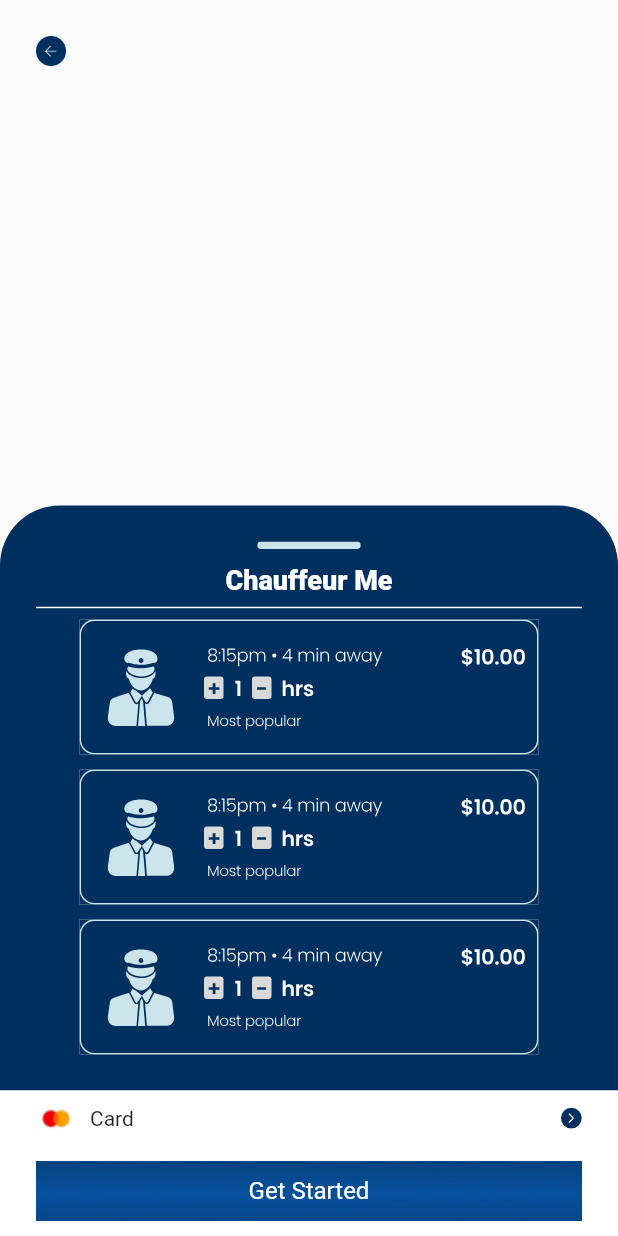
After one commit to rinkuniks/flygrs-flutter, a Flutter app: the BookingScreen screen opened by its route, on a phone screen of 412 x 824 dp. The commit adds this screen. Run offline on Flutter 3.47's test engine with Material 2 defaults, Android fonts, the light colour scheme and no system bars; our stand-ins replace flutter_svg; Roboto replaces fonts that are missing (Poppins).

Commit message:
Booking Screen Map Missing

```diff
--- a/lib/Utils/route/routeName.dart
+++ b/lib/Utils/route/routeName.dart
@@ -18,4 +18,6 @@
   static const String editProfile = "editProfile";
   static const String notification = "notification";
 
+  //Other Screens
+  static const String bookingScreen = "booking_screen";
 }
--- a/lib/Utils/route/routes.dart
+++ b/lib/Utils/route/routes.dart
@@ -2,6 +2,7 @@
 import 'package:flygrs/Utils/route/routeName.dart';
 import 'package:flygrs/view/account/account.dart';
 import 'package:flygrs/view/account/editProfile.dart';
+import 'package:flygrs/view/booking/booking_screen.dart';
 import 'package:flygrs/view/home/takeMe_Home.dart';
 import 'package:flygrs/view/bottomNavigation/bottomNavigations.dart';
 import 'package:flygrs/view/notification/notificationView.dart';
@@ -49,6 +50,10 @@
         return MaterialPageRoute(
             builder: (BuildContext context) => const NotificationView());
 
+      case RouteName.bookingScreen:
+        return MaterialPageRoute(
+            builder: (BuildContext context) => const BookingScreen());
+
     //Default Route
       default:
         return MaterialPageRoute(
--- /dev/null
+++ b/lib/view/booking/booking_screen.dart
@@ -0,0 +1,125 @@
+import 'package:flutter/material.dart';
+import 'package:flutter_svg/flutter_svg.dart';
+import '../../Utils/res/colors.dart';
+
+class BookingScreen extends StatefulWidget {
+  const BookingScreen({super.key});
+
+  @override
+  State<BookingScreen> createState() => _BookingScreenState();
+}
+
+class _BookingScreenState extends State<BookingScreen> {
+  @override
+  Widget build(BuildContext context) {
+    return SafeArea(
+      child: Scaffold(
+        body: Column(
+          mainAxisAlignment: MainAxisAlignment.spaceBetween,
+          children: [
+            //Map
+            Container(
+              alignment: Alignment.topLeft,
+              child: Stack(
+                children: [
+                  Container(
+                      margin: const EdgeInsets.all(24),
+                      height: 20,
+                      width: 20,
+                      child: Image.asset("assets/images/blueBack.png"))
+                ],
+              ),
+            ),
+            //Bottom Selection
+            Column(
+              children: [
+                //Details to select
+                Container(
+                  padding: const EdgeInsets.all(24),
+                  width: MediaQuery.of(context).size.width,
+                  decoration: const BoxDecoration(
+                      color: AppColors.primaryBackgroundColor,
+                      borderRadius: BorderRadius.only(
+                        topLeft: Radius.circular(40),
+                        topRight: Radius.circular(40),
+                      )),
+                  child: Column(
+                    children: [
+                      SvgPicture.asset("assets/images/bar.svg"),
+                      const SizedBox(
+                        height: 10,
+                      ),
+                      const Text(
+                        "Chauffeur Me",
+                        style: TextStyle(
+                            fontWeight: FontWeight.w900,
+                            fontSize: 18,
+                            color: AppColors.white),
+                      ),
+                      const Divider(
+                        thickness: 1,
+                        color: AppColors.white,
+                      ),
+                      SvgPicture.asset("assets/images/list_driver.svg"),
+                      const SizedBox(
+                        height: 10,
+                      ),
+                      SvgPicture.asset("assets/images/list_driver.svg"),
+                      const SizedBox(
+                        height: 10,
+                      ),
+                      SvgPicture.asset("assets/images/list_driver.svg"),
+                    ],
+                  ),
+                ),
+                //Card Selection
+                Container(
+                  padding: const EdgeInsets.only(right: 24,left: 24,top: 10,bottom: 10),
+                  color: AppColors.white,
+                  child: Column(
+                    children: [
+                      Row(
+                        mainAxisAlignment: MainAxisAlignment.spaceBetween,
+                        children: [
+                          Row(
+                            children: [
+                              Image.asset("assets/images/card_icon.png"),
+                              const SizedBox(
+                                width: 10,
+                              ),
+                              const Text("Card"),
+                            ],
+                          ),
+                          SvgPicture.asset("assets/images/card_next.svg")
+                        ],
+                      ),
+                      const SizedBox(
+                        height: 20,
+                      ),
+                      Container(
+                          width: MediaQuery.of(context).size.width,
+                          height: 40,
+                          alignment: Alignment.center,
+                          decoration: const BoxDecoration(
+                            color: Colors.black,
+                            image: DecorationImage(
+                                image: AssetImage("assets/images/btnBg.png"),
+                                fit: BoxFit.cover),
+                          ),
+                          child: const Text("Get Started",
+                              style: TextStyle(
+                                  fontSize: 16,
+                                  fontWeight: FontWeight.w400,
+                                  fontFamily: "Poppins",
+                                  color: AppColors.white))),
+                    ],
+                  ),
+                )
+              ],
+            ),
+          ],
+        ),
+      ),
+    );
+  }
+}
--- a/lib/view/home/home_screen.dart
+++ b/lib/view/home/home_screen.dart
@@ -1,5 +1,4 @@
 import 'package:flutter/material.dart';
-import 'package:flutter/rendering.dart';
 import 'package:flutter_svg/svg.dart';
 import 'package:flygrs/Utils/res/colors.dart';
 
--- a/lib/view/preAuth/getStartedScreenView.dart
+++ b/lib/view/preAuth/getStartedScreenView.dart
@@ -2,7 +2,6 @@
 import 'package:flutter/material.dart';
 import 'package:flygrs/Utils/res/colors.dart';
 import 'package:flygrs/Utils/route/routeName.dart';
-import 'package:flygrs/Utils/util.dart';
 
 class GetStartedScreen extends StatefulWidget {
   const GetStartedScreen({super.key});
@@ -176,7 +175,8 @@
                         if (kDebugMode) {
                           // Utils.snackBar("Clicked", context);
                           // Navigator.pushNamed(context, RouteName.signupLogin);
-                          Navigator.pushNamed(context, RouteName.bottomNavigation);
+                          // Navigator.pushNamed(context, RouteName.bottomNavigation);
+                          Navigator.pushNamed(context, RouteName.bookingScreen);
                           // Navigator.pushNamed(context, RouteName.takeMeHome);
                         }
                       }),
```
Also changed, not shown: assets/images/bar.svg (added), assets/images/card_icon.png (added), assets/images/card_next.svg (added), assets/images/list_driver.svg (added).
